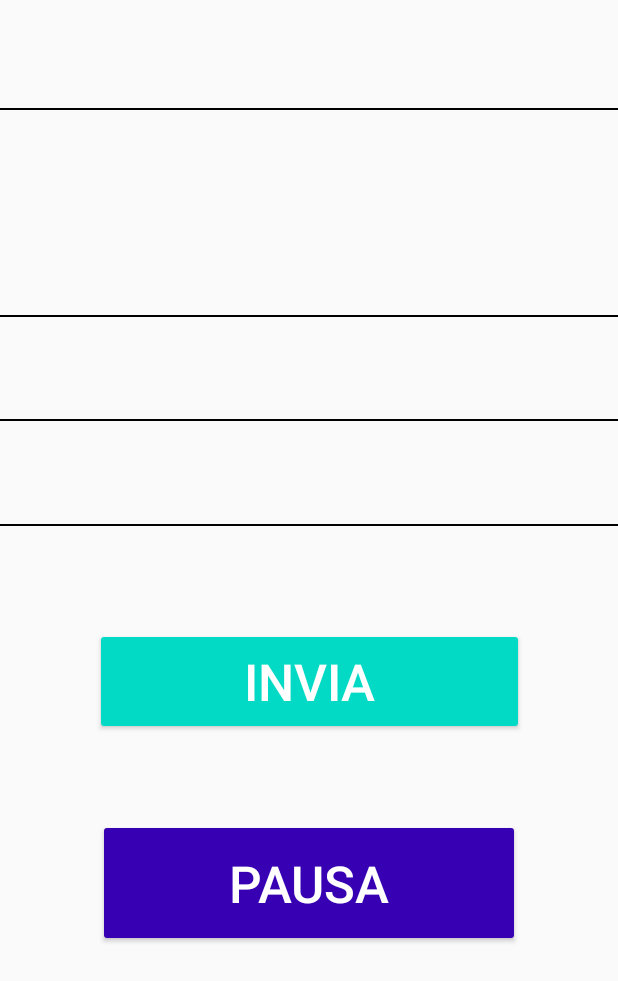
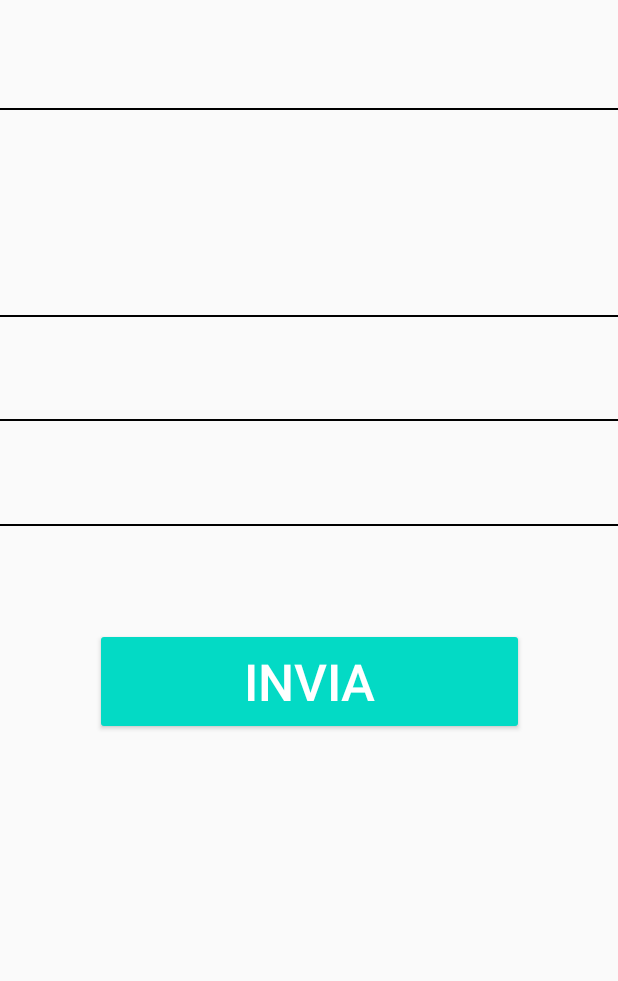
Before and after one commit to l-uda/app, an Android app: the layout fragment_text_answers.xml on its own in the app's theme, with its tools: preview values and no code run, on a phone screen of 412 x 824 dp. Shown: the top 981 px of the screen. Run offline under Robolectric (Android 15) with nearby library versions, the phone set to English and light mode, and no system bars.

Commit message:
Remove pause button from answer screen

```diff
--- a/app/src/main/java/iit/uvip/ludaApp/view/AnswerTextDF.kt
+++ b/app/src/main/java/iit/uvip/ludaApp/view/AnswerTextDF.kt
@@ -40,9 +40,9 @@ class AnswerTextDF: DialogFragment() {
             else            sendResult(txtAnswer.text.toString())
         }
 
-        btPause.setOnClickListener{
+    /*    btPause.setOnClickListener{
             sendPause()
-        }
+        }*/
     }
 
     private fun sendResult(answer:String) {
--- a/app/src/main/res/layout/fragment_text_answers.xml
+++ b/app/src/main/res/layout/fragment_text_answers.xml
@@ -46,7 +46,7 @@
         app:layout_constraintStart_toStartOf="parent"
         app:layout_constraintTop_toBottomOf="@+id/txtAnswer" />
 
-    <Button
+    <!--<Button
         android:id="@+id/btPause"
         android:layout_width="281dp"
         android:layout_height="85dp"
@@ -58,6 +58,6 @@
         app:layout_constraintEnd_toEndOf="parent"
         app:layout_constraintHorizontal_bias="0.502"
         app:layout_constraintStart_toStartOf="parent"
-        app:layout_constraintTop_toBottomOf="@+id/btSubmit" />
+        app:layout_constraintTop_toBottomOf="@+id/btSubmit" />-->
 
 </androidx.constraintlayout.widget.ConstraintLayout>
```
